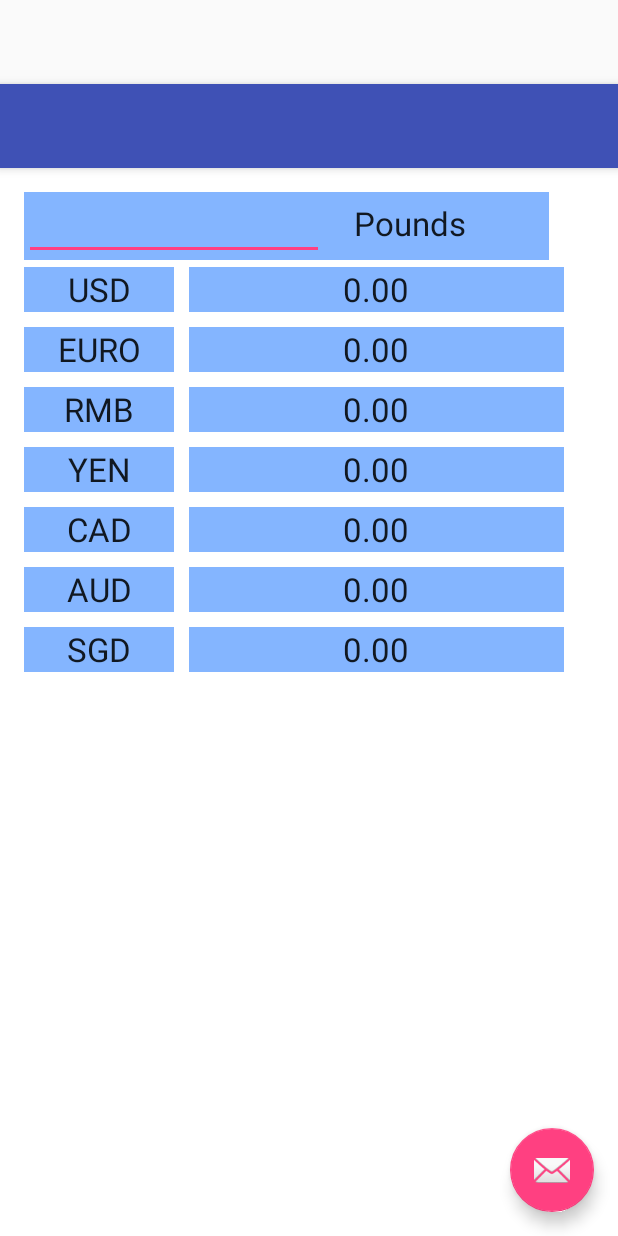
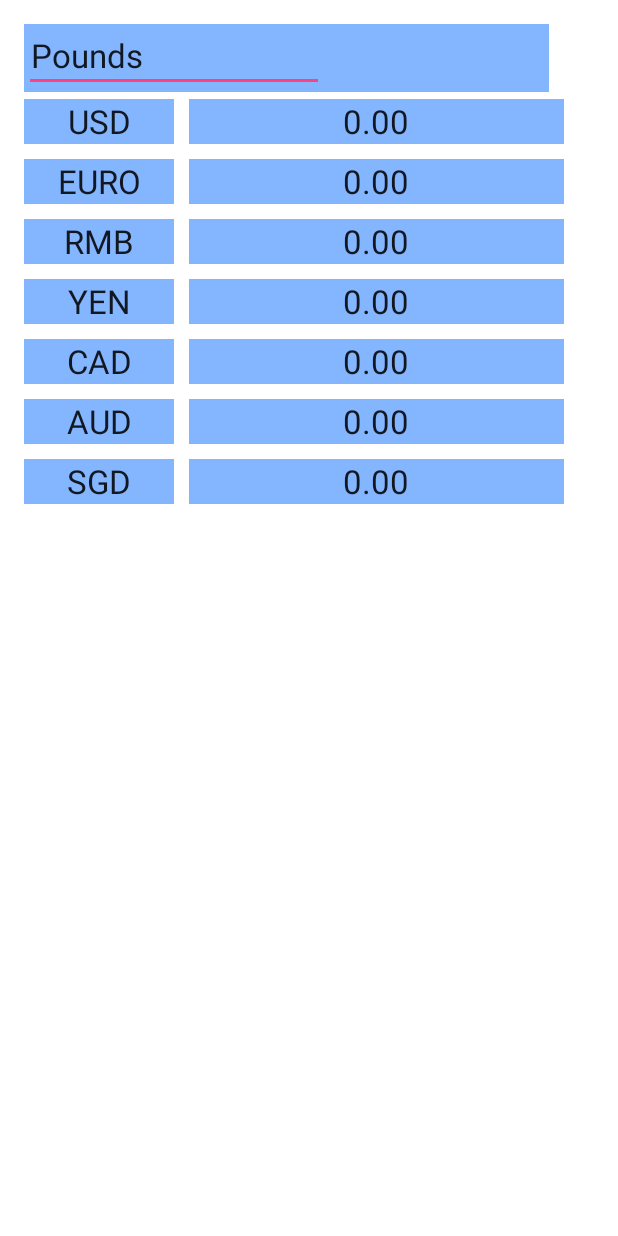
Before and after one commit to zczlkme/CurrencyExchangeCalc, an Android app: the layout activity_main.xml on its own in the app's theme, with its tools: preview values and no code run, on a phone screen of 412 x 824 dp. Run offline under Robolectric (Android 15) with nearby library versions, the phone set to English and light mode, and no system bars.

Commit message:
second commit

```diff
--- a/app/src/main/res/layout/activity_main.xml
+++ b/app/src/main/res/layout/activity_main.xml
@@ -1,5 +1,5 @@
 <?xml version="1.0" encoding="utf-8"?>
-<android.support.design.widget.CoordinatorLayout xmlns:android="http://schemas.android.com/apk/res/android"
+<FrameLayout xmlns:android="http://schemas.android.com/apk/res/android"
     xmlns:app="http://schemas.android.com/apk/res-auto"
     xmlns:tools="http://schemas.android.com/tools"
     android:layout_width="match_parent"
@@ -7,28 +7,7 @@
     android:fitsSystemWindows="true"
     tools:context="com.example.hsport.currencyexchangecalculator.MainActivity">
 
-    <android.support.design.widget.AppBarLayout
-        android:layout_width="match_parent"
-        android:layout_height="wrap_content"
-        android:theme="@style/AppTheme.AppBarOverlay">
-
-        <android.support.v7.widget.Toolbar
-            android:id="@+id/toolbar"
-            android:layout_width="match_parent"
-            android:layout_height="?attr/actionBarSize"
-            android:background="?attr/colorPrimary"
-            app:popupTheme="@style/AppTheme.PopupOverlay" />
-
-    </android.support.design.widget.AppBarLayout>
 
     <include layout="@layout/content_main" />
 
-    <android.support.design.widget.FloatingActionButton
-        android:id="@+id/fab"
-        android:layout_width="wrap_content"
-        android:layout_height="wrap_content"
-        android:layout_gravity="bottom|end"
-        android:layout_margin="@dimen/fab_margin"
-        android:src="@android:drawable/ic_dialog_email" />
-
-</android.support.design.widget.CoordinatorLayout>
+</FrameLayout>
--- a/app/src/main/res/layout/content_main.xml
+++ b/app/src/main/res/layout/content_main.xml
@@ -25,17 +25,18 @@
             android:layout_height="wrap_content"
             android:textAppearance="?android:attr/textAppearanceLarge"
             android:text="Pounds"
-            android:id="@+id/textView"
             android:layout_row="0"
             android:layout_column="1"
-            android:layout_marginLeft="20dp" />
+            android:layout_marginLeft="-195dp"
+            android:id="@+id/view0" />
 
         <EditText
             android:layout_width="200dp"
             android:layout_height="wrap_content"
             android:id="@+id/nameText"
             android:layout_row="0"
-            android:layout_column="0" />
+            android:layout_column="0"
+            android:inputType="text" />
     </GridLayout>
 
     <GridLayout
@@ -98,7 +99,7 @@
             android:layout_height="30dp"
             android:textAppearance="?android:attr/textAppearanceLarge"
             android:text="@string/euro"
-            android:id="@+id/Value2"
+            android:id="@+id/value2"
             android:layout_row="0"
             android:layout_column="1"
             android:layout_gravity="center_horizontal"
@@ -216,6 +217,40 @@
     <GridLayout
         android:layout_width="wrap_content"
         android:layout_height="wrap_content"
+        android:id="@+id/gridLayout6"
+        android:layout_below="@+id/gridLayout7"
+        android:layout_alignParentStart="true"
+        android:layout_marginTop="10dp">
+
+        <TextView
+            android:layout_width="100dp"
+            android:layout_height="30dp"
+            android:textAppearance="?android:attr/textAppearanceLarge"
+            android:text="SGD"
+            android:id="@+id/textView12"
+            android:layout_row="0"
+            android:layout_column="0"
+            android:layout_gravity="center_horizontal"
+            android:gravity="center_horizontal"
+            android:background="#84b5ff" />
+
+        <TextView
+            android:layout_width="250dp"
+            android:layout_height="30dp"
+            android:textAppearance="?android:attr/textAppearanceLarge"
+            android:text="@string/sgd"
+            android:id="@+id/value7"
+            android:layout_row="0"
+            android:layout_column="1"
+            android:layout_gravity="center_horizontal"
+            android:gravity="center_horizontal"
+            android:background="#84b5ff"
+            android:layout_marginLeft="10dp" />
+    </GridLayout>
+
+    <GridLayout
+        android:layout_width="wrap_content"
+        android:layout_height="wrap_content"
         android:layout_marginTop="10dp"
         android:layout_below="@+id/gridLayout5"
         android:layout_alignParentStart="true"
@@ -248,38 +283,4 @@
 
     </GridLayout>
 
-    <GridLayout
-        android:layout_width="wrap_content"
-        android:layout_height="wrap_content"
-        android:id="@+id/gridLayout6"
-        android:layout_below="@+id/gridLayout7"
-        android:layout_alignParentStart="true"
-        android:layout_marginTop="10dp">
-
-        <TextView
-            android:layout_width="100dp"
-            android:layout_height="30dp"
-            android:textAppearance="?android:attr/textAppearanceLarge"
-            android:text="SGD"
-            android:id="@+id/textView12"
-            android:layout_row="0"
-            android:layout_column="0"
-            android:layout_gravity="center_horizontal"
-            android:gravity="center_horizontal"
-            android:background="#84b5ff" />
-
-        <TextView
-            android:layout_width="250dp"
-            android:layout_height="30dp"
-            android:textAppearance="?android:attr/textAppearanceLarge"
-            android:text="@string/sgd"
-            android:id="@+id/value7"
-            android:layout_row="0"
-            android:layout_column="1"
-            android:layout_gravity="center_horizontal"
-            android:gravity="center_horizontal"
-            android:background="#84b5ff"
-            android:layout_marginLeft="10dp" />
-    </GridLayout>
-
 </RelativeLayout>
```
Also changed, not shown: app/src/main/java/com/example/hsport/currencyexchangecalculator/MainActivity.java (+80 -11 lines).
